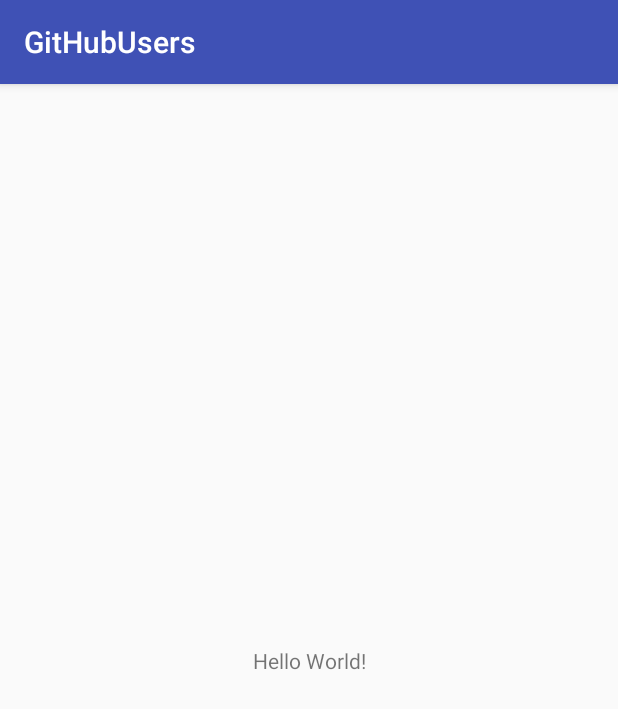
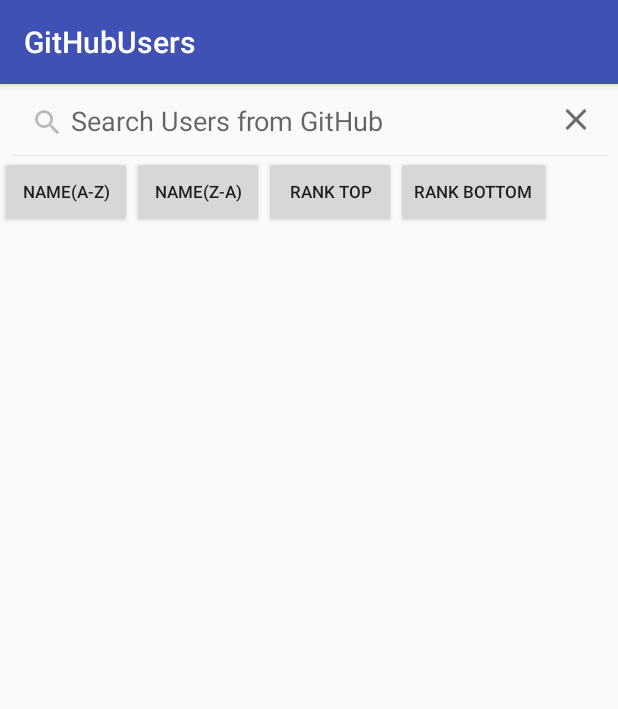
Before and after one commit to HarsukhVank/GitHubUsers, an Android app: the screen it shows after launch (UserSearchActivity), on a phone screen of 412 x 824 dp. Shown: the top 709 px of the screen. Run offline under Robolectric (Android 15) with nearby library versions, the phone set to English and light mode, and no system bars.

```diff
--- a/app/src/main/AndroidManifest.xml
+++ b/app/src/main/AndroidManifest.xml
@@ -1,6 +1,8 @@
 <?xml version="1.0" encoding="utf-8"?>
 <manifest xmlns:android="http://schemas.android.com/apk/res/android"
     package="com.harsukh.githubusers">
+
+    <uses-permission android:name="android.permission.INTERNET"/>
 
     <application
         android:allowBackup="true"
--- a/app/src/main/java/com/harsukh/githubusers/UserSearchActivity.java
+++ b/app/src/main/java/com/harsukh/githubusers/UserSearchActivity.java
@@ -1,13 +1,35 @@
 package com.harsukh.githubusers;
 
+import android.content.Context;
 import android.support.v7.app.AppCompatActivity;
 import android.os.Bundle;
+import android.support.v7.widget.SearchView;
+import android.view.View;
+import android.widget.Toast;
 
 public class UserSearchActivity extends AppCompatActivity {
+    private SearchView searchView;
+    private Context context;
 
     @Override
     protected void onCreate(Bundle savedInstanceState) {
         super.onCreate(savedInstanceState);
         setContentView(R.layout.activity_user_search);
+        context = this;
+        searchView = (SearchView) findViewById(R.id.search);
+        searchView.setIconified(false);
+
+        searchView.setOnQueryTextListener(new SearchView.OnQueryTextListener() {
+            @Override
+            public boolean onQueryTextSubmit(String query) {
+                Toast.makeText(context,"Search: "+query,Toast.LENGTH_LONG).show();
+                return false;
+            }
+
+            @Override
+            public boolean onQueryTextChange(String newText) {
+                return false;
+            }
+        });
     }
 }
--- a/app/src/main/res/layout/activity_user_search.xml
+++ b/app/src/main/res/layout/activity_user_search.xml
@@ -6,13 +6,44 @@
     android:layout_height="match_parent"
     tools:context="com.harsukh.githubusers.UserSearchActivity">
 
-    <TextView
+    <android.support.v7.widget.SearchView
+        android:id="@+id/search"
+        app:queryHint="Search Users from GitHub"
+        android:layout_width="match_parent"
+        android:layout_height="wrap_content"
+        android:iconifiedByDefault="false"
+        app:layout_constraintTop_toTopOf="parent" />
+
+    <Button
+        android:id="@+id/name_az"
         android:layout_width="wrap_content"
         android:layout_height="wrap_content"
-        android:text="Hello World!"
-        app:layout_constraintBottom_toBottomOf="parent"
-        app:layout_constraintLeft_toLeftOf="parent"
-        app:layout_constraintRight_toRightOf="parent"
-        app:layout_constraintTop_toTopOf="parent" />
+        app:layout_constraintTop_toBottomOf="@+id/search"
+        android:textSize="11sp"
+        android:text="Name(A-Z)" />
+    <Button
+        android:id="@+id/name_za"
+        android:layout_width="wrap_content"
+        android:layout_height="wrap_content"
+        android:textSize="11sp"
+        app:layout_constraintTop_toBottomOf="@+id/search"
+        app:layout_constraintLeft_toRightOf="@+id/name_az"
+        android:text="Name(Z-A)" />
+    <Button
+        android:id="@+id/rank_top"
+        android:layout_width="wrap_content"
+        android:layout_height="wrap_content"
+        app:layout_constraintTop_toBottomOf="@+id/search"
+        app:layout_constraintLeft_toRightOf="@+id/name_za"
+        android:textSize="11sp"
+        android:text="Rank Top" />
+    <Button
+        android:id="@+id/rank_bottom"
+        android:layout_width="wrap_content"
+        android:layout_height="wrap_content"
+        app:layout_constraintTop_toBottomOf="@+id/search"
+        app:layout_constraintLeft_toRightOf="@+id/rank_top"
+        android:textSize="11sp"
+        android:text="Rank Bottom" />
 
 </android.support.constraint.ConstraintLayout>
--- a/build.gradle
+++ b/build.gradle
@@ -3,9 +3,10 @@
 buildscript {
     repositories {
         jcenter()
+        google()
     }
     dependencies {
-        classpath 'com.android.tools.build:gradle:2.3.2'
+        classpath 'com.android.tools.build:gradle:3.4.2'
 
         // NOTE: Do not place your application dependencies here; they belong
         // in the individual module build.gradle files
@@ -15,6 +16,7 @@ buildscript {
 allprojects {
     repositories {
         jcenter()
+        google()
     }
 }
 
```
Also changed, not shown: app/build.gradle (+14 -8 lines), app/src/main/java/com/harsukh/githubusers/model/Item.java (added, +217 -0 lines), app/src/main/java/com/harsukh/githubusers/model/Users.java (added, +43 -0 lines), app/src/main/java/com/harsukh/githubusers/network/Api.java (added, +18 -0 lines), app/src/main/java/com/harsukh/githubusers/network/ApiInterface.java (added, +11 -0 lines), gradle/wrapper/gradle-wrapper.properties, 4 other files.
